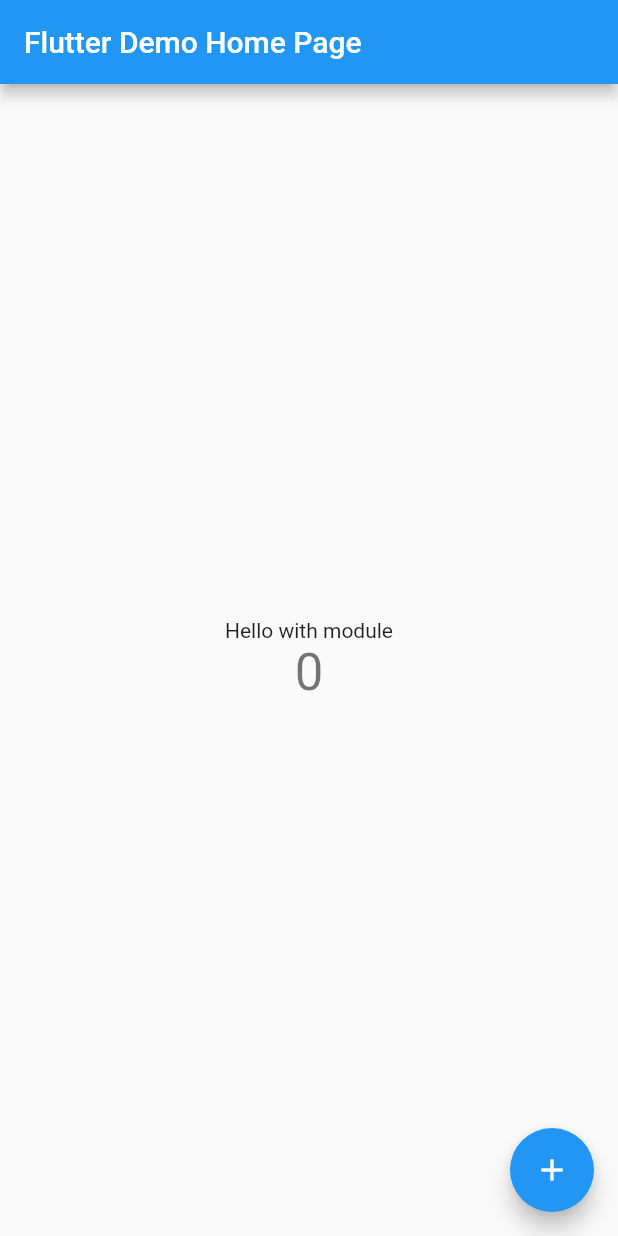
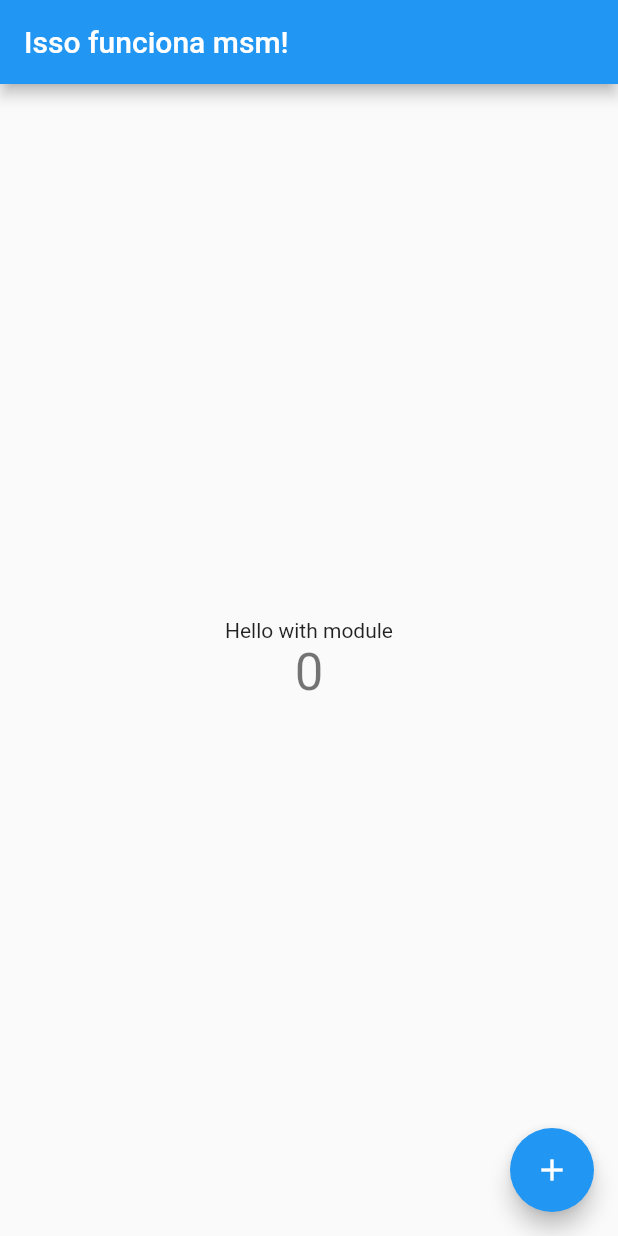
Before and after one commit to lucasrobaert/flutter_modulo, a Flutter app: the screen it shows after launch, on a phone screen of 412 x 824 dp. Run offline on Flutter 3.47's test engine with Material 2 defaults, Android fonts, the phone set to English and light mode, and no system bars.

Commit message:
chore: alteração teste

```diff
--- a/lib/main.dart
+++ b/lib/main.dart
@@ -21,7 +21,7 @@ class MyApp extends StatelessWidget {
         // counter didn't reset back to zero; the application is not restarted.
         primarySwatch: Colors.blue,
       ),
-      home: const MyHomePage(title: 'Flutter Demo Home Page'),
+      home: const MyHomePage(title: 'Isso funciona msm!'),
     );
   }
 }
```
